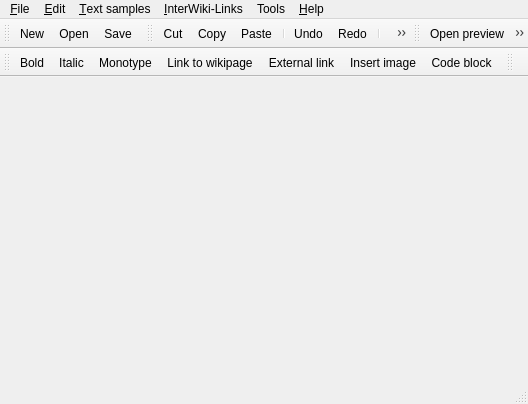
First picture: the form in CInyokaEdit.ui, repository inyokaproject/inyokaedit, before the edit.
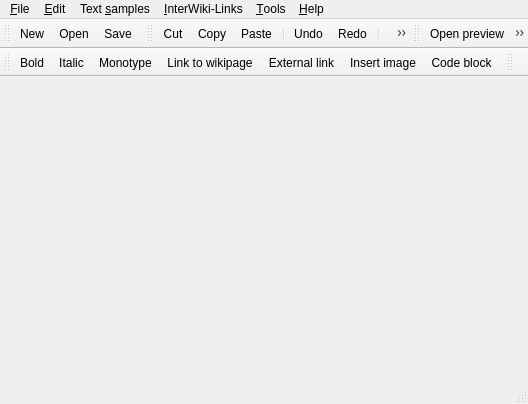
Second picture: the form after the edit. Icons and pictures are not drawn.

```diff
--- a/CInyokaEdit.ui
+++ b/CInyokaEdit.ui
@@ -74,7 +74,7 @@
      <locale language="English" country="UnitedKingdom"/>
     </property>
     <property name="title">
-     <string>&amp;Text samples</string>
+     <string>Text &amp;samples</string>
     </property>
     <widget class="QMenu" name="insertImageMenu">
      <property name="locale">
@@ -168,7 +168,7 @@
      <locale language="English" country="UnitedKingdom"/>
     </property>
     <property name="title">
-     <string>Tools</string>
+     <string>&amp;Tools</string>
     </property>
     <addaction name="spellCheckerAct"/>
     <addaction name="DownloadInyokaStylesAct"/>
```
